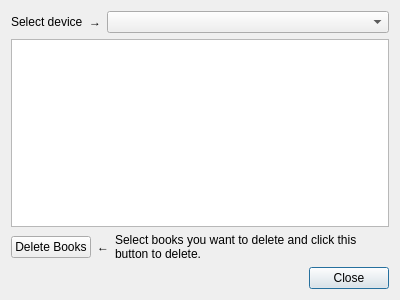
This is src/managebooksondevicedialog.ui in sigsergv/eclibrus as Qt 5 draws it before an edit. The edited form follows.
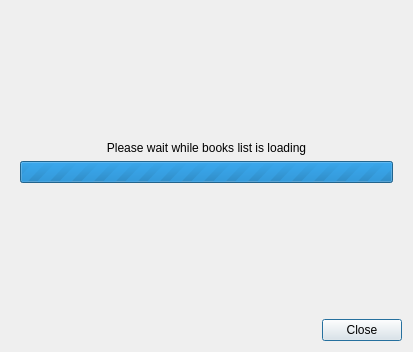
This is the edited form.

Commit message:
Fixing device books list
Also updated russian translation and some other fixes

Patch:
```diff
--- a/src/managebooksondevicedialog.ui
+++ b/src/managebooksondevicedialog.ui
@@ -6,8 +6,8 @@
    <rect>
     <x>0</x>
     <y>0</y>
-    <width>400</width>
-    <height>300</height>
+    <width>413</width>
+    <height>352</height>
    </rect>
   </property>
   <property name="windowTitle">
@@ -18,6 +18,25 @@
   </property>
   <layout class="QVBoxLayout" name="verticalLayout">
    <item>
+    <widget class="QStackedWidget" name="pages">
+     <property name="currentIndex">
+      <number>1</number>
+     </property>
+     <widget class="QWidget" name="page">
+      <layout class="QVBoxLayout" name="verticalLayout_2">
+       <property name="leftMargin">
+        <number>0</number>
+       </property>
+       <property name="topMargin">
+        <number>0</number>
+       </property>
+       <property name="rightMargin">
+        <number>0</number>
+       </property>
+       <property name="bottomMargin">
+        <number>0</number>
+       </property>
+       <item>
     <layout class="QHBoxLayout" name="horizontalLayout_2">
      <item>
       <widget class="QLabel" name="label_3">
@@ -91,6 +110,63 @@
       </widget>
      </item>
     </layout>
+       </item>
+      </layout>
+     </widget>
+     <widget class="QWidget" name="page_2">
+      <layout class="QVBoxLayout" name="verticalLayout_3">
+       <item>
+        <spacer name="verticalSpacer">
+         <property name="orientation">
+          <enum>Qt::Vertical</enum>
+         </property>
+         <property name="sizeHint" stdset="0">
+          <size>
+           <width>20</width>
+           <height>99</height>
+          </size>
+         </property>
+        </spacer>
+       </item>
+       <item>
+        <widget class="QLabel" name="label_5">
+         <property name="text">
+          <string>Please wait while books list is loading</string>
+         </property>
+         <property name="alignment">
+          <set>Qt::AlignCenter</set>
+         </property>
+        </widget>
+       </item>
+       <item>
+        <widget class="QProgressBar" name="progressBar">
+         <property name="maximum">
+          <number>0</number>
+         </property>
+         <property name="value">
+          <number>-1</number>
+         </property>
+         <property name="orientation">
+          <enum>Qt::Horizontal</enum>
+         </property>
+        </widget>
+       </item>
+       <item>
+        <spacer name="verticalSpacer_2">
+         <property name="orientation">
+          <enum>Qt::Vertical</enum>
+         </property>
+         <property name="sizeHint" stdset="0">
+          <size>
+           <width>20</width>
+           <height>99</height>
+          </size>
+         </property>
+        </spacer>
+       </item>
+      </layout>
+     </widget>
+    </widget>
    </item>
    <item>
     <widget class="QDialogButtonBox" name="buttonBox">
```
Lines whose indentation alone changed are shown as unchanged. The commit also changes 7 other files.
